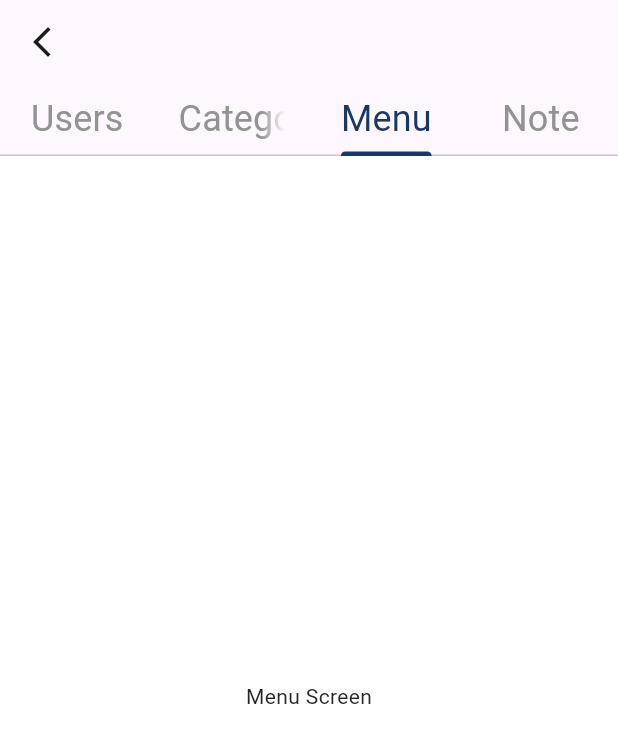
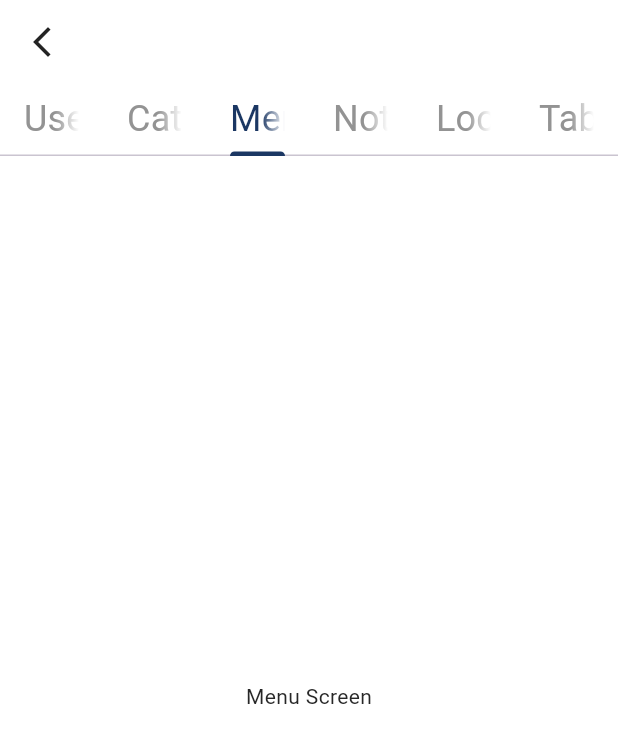
Before and after one commit to kooo12/Restaurant_POS, a Flutter app: the screen it shows after launch, tab 3 chosen, on a phone screen of 412 x 824 dp. Shown: the top 743 px of the screen. Run offline on Flutter 3.47's test engine with Material 3 defaults, Android fonts, the light colour scheme and no system bars; our stand-ins replace get.

Commit message:
added table detail

```diff
--- a/lib/home_screen.dart
+++ b/lib/home_screen.dart
@@ -1,5 +1,6 @@
 import 'package:flutter/material.dart';
 import 'package:restruant_pos/features/configuaration/screen/category_configuration.dart';
+import 'package:restruant_pos/features/configuaration/screen/table_configuration.dart';
 import 'package:restruant_pos/utils/constant/colors.dart';
 import 'package:restruant_pos/utils/constant/sizes.dart';
 import 'package:restruant_pos/utils/helpers/helper_functions.dart';
@@ -12,7 +13,7 @@ class HomeScreen extends StatelessWidget {
     final dark = TpsHelperFunctions.isDarkMode(context);
     return DefaultTabController(
       initialIndex: 1,
-      length: 4,
+      length: 6,
       child: Scaffold(
         appBar: AppBar(
           leading: IconButton(onPressed: (){}, icon: const Icon(Icons.arrow_back_ios_new)), // Leading is temporary
@@ -34,12 +35,20 @@ class HomeScreen extends StatelessWidget {
             Tab(
               text: 'Note',
             ),
+            Tab(
+              text: 'Locations',
+            ),
+            Tab(
+              text: 'Tables',
+            ),
           ],),),
           body: const TabBarView(children: <Widget>[
             Center(child: Text('UserScreen'),),
             CategoriesConfiguration(),
             Center(child: Text('Menu Screen'),),
             Center(child: Text('Note Screen'),),
+            Center(child: Text('Location Screen'),),
+            TableConfiguration(),
           ]),
       ),
     );
--- a/lib/utils/constant/texts_strings.dart
+++ b/lib/utils/constant/texts_strings.dart
@@ -3,4 +3,5 @@ class TpsTexts {
 
   static const String categoryLabel = 'Category Name';
   static const String remark = 'Remark';
+  static const String tableDetailTitle = 'Table Layout Details';
 }
--- a/lib/utils/theme/theme.dart
+++ b/lib/utils/theme/theme.dart
@@ -1,5 +1,6 @@
 import 'package:flutter/material.dart';
 import 'package:restruant_pos/utils/constant/colors.dart';
+import 'package:restruant_pos/utils/theme/widgets_theme/appbar_theme.dart';
 import 'package:restruant_pos/utils/theme/widgets_theme/checkbox_theme.dart';
 import 'package:restruant_pos/utils/theme/widgets_theme/elevated_button_theme.dart';
 import 'package:restruant_pos/utils/theme/widgets_theme/text_field_theme.dart';
@@ -13,6 +14,7 @@ class TpsTheme {
     brightness: Brightness.light,
     primaryColor: TpsColors.primary,
     textTheme: TpsTextTheme.lightTextTheme,
+    appBarTheme: TpsAppBarTheme.lightAppBarTheme,
     scaffoldBackgroundColor: TpsColors.white,
     elevatedButtonTheme: TpsElevatedButtonTheme.lightElevatedButtonTheme,
     inputDecorationTheme: TpsTextFormFieldTheme.lightInputDecorationTheme,
@@ -24,6 +26,7 @@ class TpsTheme {
     brightness: Brightness.dark,
     primaryColor: TpsColors.primary,
     textTheme: TpsTextTheme.darkTextTheme,
+    appBarTheme: TpsAppBarTheme.darkAppBarTheme,
     scaffoldBackgroundColor: TpsColors.dark,
     elevatedButtonTheme: TpsElevatedButtonTheme.darkElevatedButtonTheme,
     inputDecorationTheme: TpsTextFormFieldTheme.darkInputDecorationTheme,
--- /dev/null
+++ b/lib/utils/theme/widgets_theme/appbar_theme.dart
@@ -0,0 +1,40 @@
+import 'package:flutter/material.dart';
+import 'package:restruant_pos/utils/constant/colors.dart';
+import 'package:restruant_pos/utils/constant/sizes.dart';
+
+class TpsAppBarTheme {
+  TpsAppBarTheme._();
+
+  static const lightAppBarTheme = AppBarTheme(
+    elevation: 0,
+    centerTitle: false,
+    scrolledUnderElevation: 0,
+    backgroundColor: Colors.white,
+    surfaceTintColor: Colors.transparent,
+    iconTheme:
+        IconThemeData(color: TpsColors.black, size: TpsSizes.iconMd),
+    actionsIconTheme:
+        IconThemeData(color: TpsColors.black, size: TpsSizes.iconMd),
+    titleTextStyle: TextStyle(
+        fontSize: 18.0,
+        fontWeight: FontWeight.w600,
+        color: TpsColors.black),
+  );
+
+
+  static const darkAppBarTheme = AppBarTheme(
+    elevation: 0,
+    centerTitle: false,
+    scrolledUnderElevation: 0,
+    backgroundColor: Colors.transparent,
+    surfaceTintColor: Colors.transparent,
+    iconTheme:
+        IconThemeData(color: TpsColors.light, size: TpsSizes.iconMd),
+    actionsIconTheme:
+        IconThemeData(color: TpsColors.white, size: TpsSizes.iconMd),
+    titleTextStyle: TextStyle(
+        fontSize: 18.0,
+        fontWeight: FontWeight.w600,
+        color: TpsColors.white),
+  );
+}
--- a/lib/utils/theme/widgets_theme/elevated_button_theme.dart
+++ b/lib/utils/theme/widgets_theme/elevated_button_theme.dart
@@ -21,7 +21,7 @@ class TpsElevatedButtonTheme {
           color: TpsColors.textWhite,
           fontWeight: FontWeight.w600),
       shape: RoundedRectangleBorder(
-          borderRadius: BorderRadius.circular(TpsSizes.buttonRadius)),
+          borderRadius: BorderRadius.circular(0)),
     ),
   );
 
@@ -40,7 +40,7 @@ class TpsElevatedButtonTheme {
           color: TpsColors.textWhite,
           fontWeight: FontWeight.w600),
       shape: RoundedRectangleBorder(
-          borderRadius: BorderRadius.circular(TpsSizes.buttonRadius)),
+          borderRadius: BorderRadius.circular(0)),
     ),
   );
 }
--- a/lib/utils/theme/widgets_theme/text_field_theme.dart
+++ b/lib/utils/theme/widgets_theme/text_field_theme.dart
@@ -18,23 +18,23 @@ class TpsTextFormFieldTheme {
     floatingLabelStyle:
         const TextStyle().copyWith(color: TpsColors.black.withOpacity(0.8)),
     border: const OutlineInputBorder().copyWith(
-      borderRadius: BorderRadius.circular(TpsSizes.inputFieldRadius),
+      borderRadius: BorderRadius.circular(0),
       borderSide: const BorderSide(width: 1, color: TpsColors.grey),
     ),
     enabledBorder: const OutlineInputBorder().copyWith(
-      borderRadius: BorderRadius.circular(TpsSizes.inputFieldRadius),
+      borderRadius: BorderRadius.circular(0),
       borderSide: const BorderSide(width: 1, color: TpsColors.grey),
     ),
     focusedBorder: const OutlineInputBorder().copyWith(
-      borderRadius: BorderRadius.circular(TpsSizes.inputFieldRadius),
+      borderRadius: BorderRadius.circular(0),
       borderSide: const BorderSide(width: 1, color: TpsColors.dark),
     ),
     errorBorder: const OutlineInputBorder().copyWith(
-      borderRadius: BorderRadius.circular(TpsSizes.inputFieldRadius),
+      borderRadius: BorderRadius.circular(0),
       borderSide: const BorderSide(width: 1, color: TpsColors.warning),
     ),
     focusedErrorBorder: const OutlineInputBorder().copyWith(
-      borderRadius: BorderRadius.circular(TpsSizes.inputFieldRadius),
+      borderRadius: BorderRadius.circular(0),
       borderSide: const BorderSide(width: 2, color: TpsColors.warning),
     ),
   );
@@ -51,23 +51,23 @@ class TpsTextFormFieldTheme {
     floatingLabelStyle:
         const TextStyle().copyWith(color: TpsColors.white.withOpacity(0.8)),
     border: const OutlineInputBorder().copyWith(
-      borderRadius: BorderRadius.circular(TpsSizes.inputFieldRadius),
+      borderRadius: BorderRadius.circular(0),
       borderSide: const BorderSide(width: 1, color: TpsColors.darkGrey),
     ),
     enabledBorder: const OutlineInputBorder().copyWith(
-      borderRadius: BorderRadius.circular(TpsSizes.inputFieldRadius),
+      borderRadius: BorderRadius.circular(0),
       borderSide: const BorderSide(width: 1, color: TpsColors.darkGrey),
     ),
     focusedBorder: const OutlineInputBorder().copyWith(
-      borderRadius: BorderRadius.circular(TpsSizes.inputFieldRadius),
+      borderRadius: BorderRadius.circular(0),
       borderSide: const BorderSide(width: 1, color: TpsColors.white),
     ),
     errorBorder: const OutlineInputBorder().copyWith(
-      borderRadius: BorderRadius.circular(TpsSizes.inputFieldRadius),
+      borderRadius: BorderRadius.circular(0),
       borderSide: const BorderSide(width: 1, color: TpsColors.warning),
     ),
     focusedErrorBorder: const OutlineInputBorder().copyWith(
-      borderRadius: BorderRadius.circular(TpsSizes.inputFieldRadius),
+      borderRadius: BorderRadius.circular(0),
       borderSide: const BorderSide(width: 2, color: TpsColors.warning),
     ),
   );
```
Also changed, not shown: lib/common/widgets/containers/table_container.dart (added, +22 -0 lines), lib/features/configuaration/controller/table_detail_controller.dart (added, +14 -0 lines), lib/features/configuaration/screen/table_configuration.dart (added, +22 -0 lines), lib/features/configuaration/screen/table_detail_configuration.dart (added, +50 -0 lines), lib/features/configuaration/widgets/table_detail_appbar.dart (added, +84 -0 lines).
